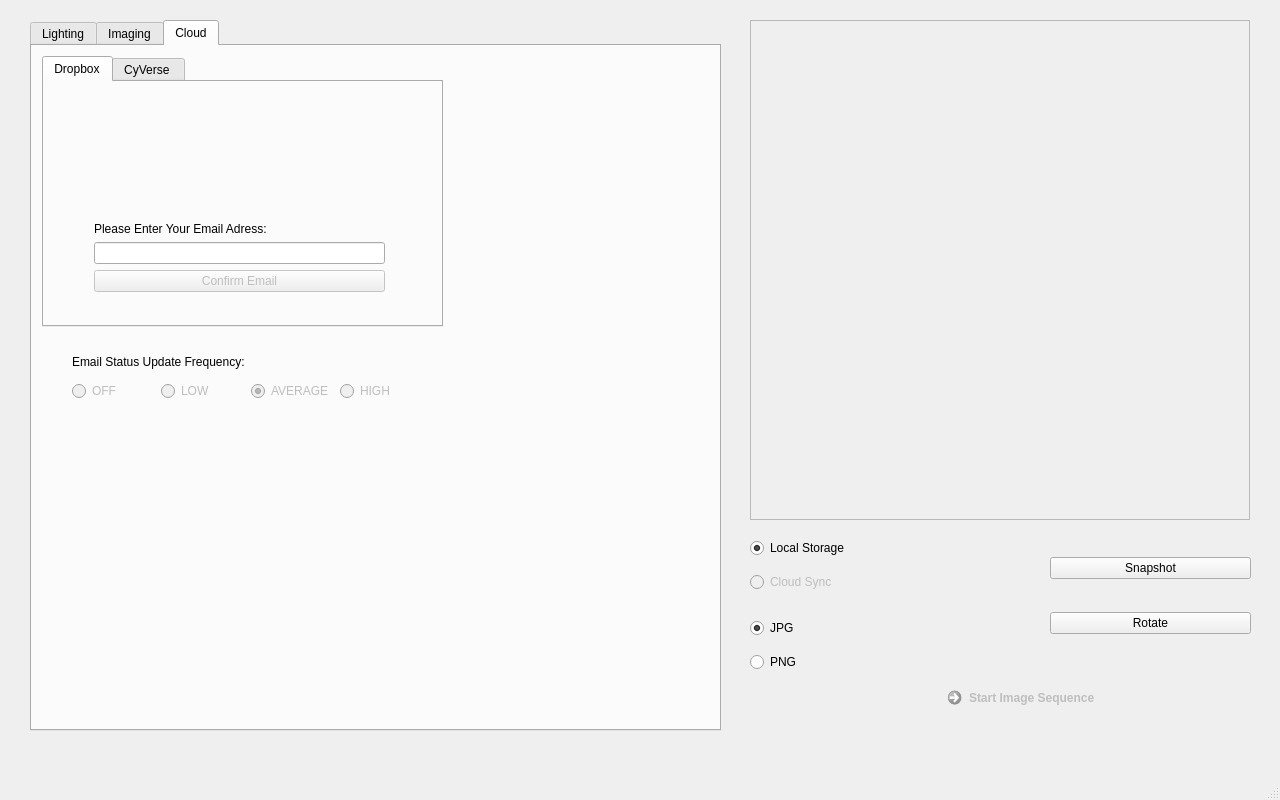
First picture: the form in _ui/FlashLapse_CP.ui, repository CoSE-Jerry/Flashlapse_NEO, before the edit.
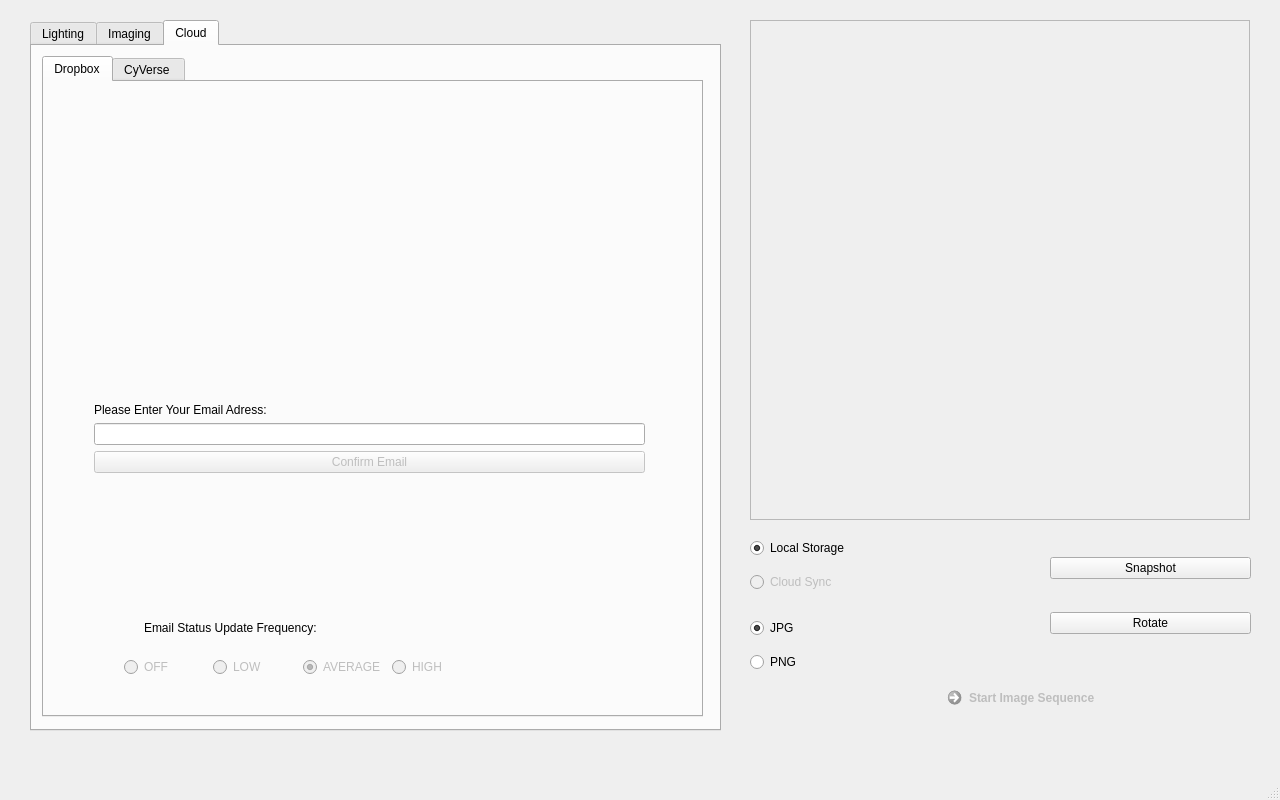
Second picture: the form after the edit. The open tabs and pages were chosen to show the change. Icons and pictures are not drawn.

Diff of the .ui file:
```diff
--- a/_ui/FlashLapse_CP.ui
+++ b/_ui/FlashLapse_CP.ui
@@ -806,8 +806,8 @@
        <rect>
         <x>10</x>
         <y>10</y>
-        <width>401</width>
-        <height>271</height>
+        <width>661</width>
+        <height>661</height>
        </rect>
       </property>
       <property name="currentIndex">
@@ -820,10 +820,10 @@
        <widget class="QLabel" name="label">
         <property name="geometry">
          <rect>
-          <x>60</x>
-          <y>10</y>
-          <width>271</width>
-          <height>140</height>
+          <x>50</x>
+          <y>40</y>
+          <width>542</width>
+          <height>282</height>
          </rect>
         </property>
         <property name="text">
@@ -840,9 +840,9 @@
         <property name="geometry">
          <rect>
           <x>50</x>
-          <y>130</y>
-          <width>291</width>
-          <height>80</height>
+          <y>280</y>
+          <width>551</width>
+          <height>111</height>
          </rect>
         </property>
         <layout class="QVBoxLayout" name="verticalLayout_9">
@@ -881,6 +881,85 @@
          </item>
         </layout>
        </widget>
+       <widget class="QWidget" name="horizontalLayoutWidget">
+        <property name="geometry">
+         <rect>
+          <x>80</x>
+          <y>570</y>
+          <width>351</width>
+          <height>31</height>
+         </rect>
+        </property>
+        <layout class="QHBoxLayout" name="horizontalLayout_6">
+         <item>
+          <widget class="QRadioButton" name="Frequency_Off">
+           <property name="enabled">
+            <bool>false</bool>
+           </property>
+           <property name="text">
+            <string>OFF</string>
+           </property>
+           <property name="checkable">
+            <bool>true</bool>
+           </property>
+           <property name="checked">
+            <bool>false</bool>
+           </property>
+          </widget>
+         </item>
+         <item>
+          <widget class="QRadioButton" name="Frequency_Low">
+           <property name="enabled">
+            <bool>false</bool>
+           </property>
+           <property name="text">
+            <string>LOW</string>
+           </property>
+          </widget>
+         </item>
+         <item>
+          <widget class="QRadioButton" name="Frequency_Average">
+           <property name="enabled">
+            <bool>false</bool>
+           </property>
+           <property name="text">
+            <string>AVERAGE</string>
+           </property>
+           <property name="checked">
+            <bool>true</bool>
+           </property>
+          </widget>
+         </item>
+         <item>
+          <widget class="QRadioButton" name="Frequency_High">
+           <property name="enabled">
+            <bool>false</bool>
+           </property>
+           <property name="text">
+            <string>HIGH</string>
+           </property>
+          </widget>
+         </item>
+        </layout>
+       </widget>
+       <widget class="QLabel" name="Email_Update_Prompt">
+        <property name="geometry">
+         <rect>
+          <x>100</x>
+          <y>530</y>
+          <width>221</width>
+          <height>31</height>
+         </rect>
+        </property>
+        <property name="text">
+         <string>Email Status Update Frequency:</string>
+        </property>
+       </widget>
+       <zorder>label</zorder>
+       <zorder>verticalLayoutWidget_2</zorder>
+       <zorder>horizontalLayoutWidget</zorder>
+       <zorder>Email_Update_Prompt</zorder>
+       <zorder>verticalSpacer_2</zorder>
       </widget>
       <widget class="QWidget" name="CyVerse">
        <attribute name="title">
@@ -956,80 +1035,6 @@
        </widget>
       </widget>
      </widget>
-     <widget class="QWidget" name="horizontalLayoutWidget">
-      <property name="geometry">
-       <rect>
-        <x>40</x>
-        <y>330</y>
-        <width>351</width>
-        <height>31</height>
-       </rect>
-      </property>
-      <layout class="QHBoxLayout" name="horizontalLayout_6">
-       <item>
-        <widget class="QRadioButton" name="Frequency_Off">
-         <property name="enabled">
-          <bool>false</bool>
-         </property>
-         <property name="text">
-          <string>OFF</string>
-         </property>
-         <property name="checkable">
-          <bool>true</bool>
-         </property>
-         <property name="checked">
-          <bool>false</bool>
-         </property>
-        </widget>
-       </item>
-       <item>
-        <widget class="QRadioButton" name="Frequency_Low">
-         <property name="enabled">
-          <bool>false</bool>
-         </property>
-         <property name="text">
-          <string>LOW</string>
-         </property>
-        </widget>
-       </item>
-       <item>
-        <widget class="QRadioButton" name="Frequency_Average">
-         <property name="enabled">
-          <bool>false</bool>
-         </property>
-         <property name="text">
-          <string>AVERAGE</string>
-         </property>
-         <property name="checked">
-          <bool>true</bool>
-         </property>
-        </widget>
-       </item>
-       <item>
-        <widget class="QRadioButton" name="Frequency_High">
-         <property name="enabled">
-          <bool>false</bool>
-         </property>
-         <property name="text">
-          <string>HIGH</string>
-         </property>
-        </widget>
-       </item>
-      </layout>
-     </widget>
-     <widget class="QLabel" name="Email_Update_Prompt">
-      <property name="geometry">
-       <rect>
-        <x>40</x>
-        <y>300</y>
-        <width>221</width>
-        <height>31</height>
-       </rect>
-      </property>
-      <property name="text">
-       <string>Email Status Update Frequency:</string>
-      </property>
-     </widget>
     </widget>
    </widget>
    <widget class="QCommandLinkButton" name="Start_Imaging">
```
Left out of the diff: 66 changed lines with no effect on the pictures.
